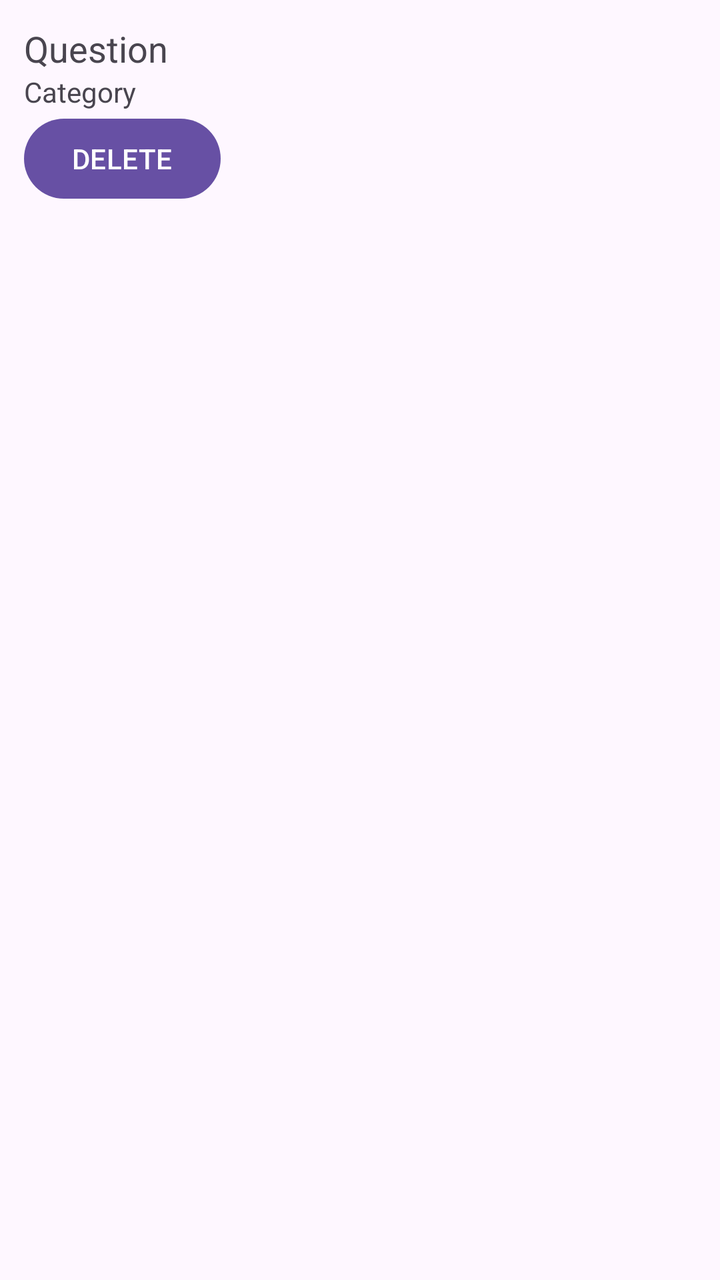
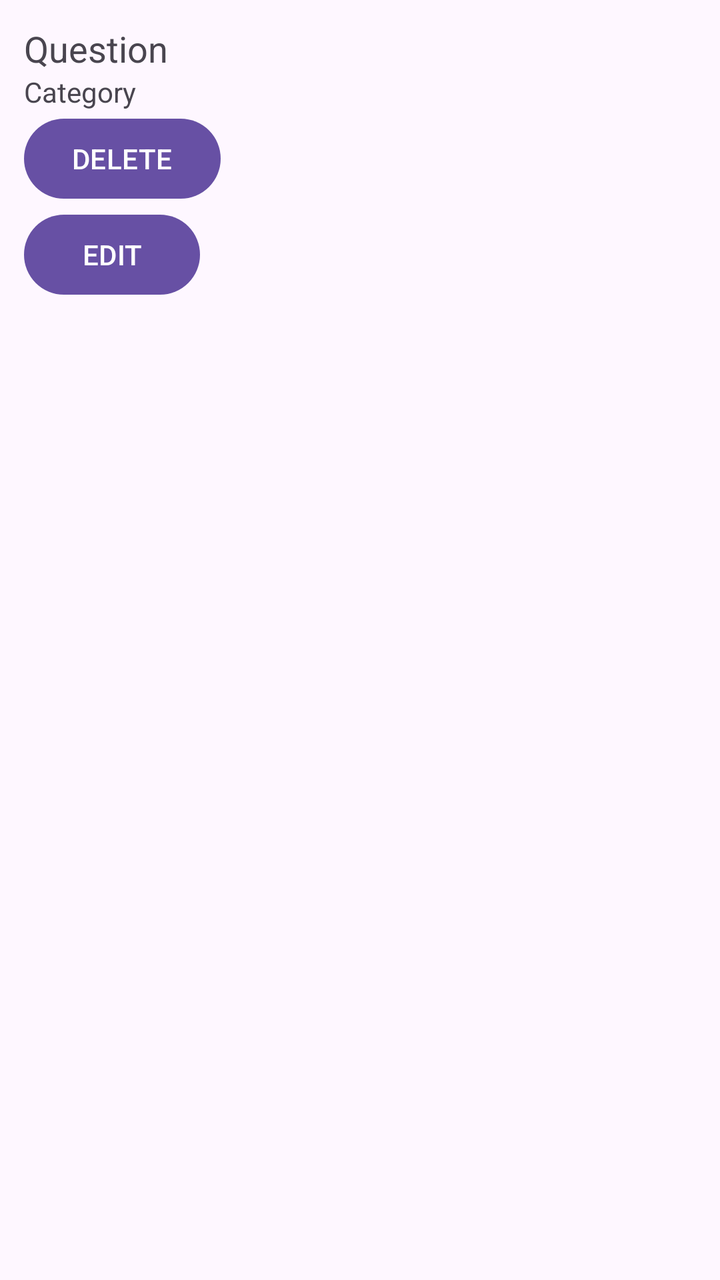

Compare the two renders of this Android layout. The source of the first and the diff that turns it into the second are given below.
<!-- AndroidManifest.xml: application theme Theme.OstaniBeden -->
<!-- res/layout/item_question.xml -->
<?xml version="1.0" encoding="utf-8"?>
<LinearLayout xmlns:android="http://schemas.android.com/apk/res/android"
    android:layout_width="match_parent"
    android:layout_height="wrap_content"
    android:orientation="vertical"
    android:padding="12dp">

    <TextView
        android:id="@+id/tvQuestion"
        android:layout_width="match_parent"
        android:layout_height="wrap_content"
        android:text="Question"
        android:textSize="18sp" />

    <TextView
        android:id="@+id/tvCategory"
        android:layout_width="match_parent"
        android:layout_height="wrap_content"
        android:text="Category" />

    <Button
        android:id="@+id/btnDelete"
        android:layout_width="wrap_content"
        android:layout_height="wrap_content"
        android:text="DELETE" />

</LinearLayout>
<!-- resources referenced by this layout -->
<resources>
  <style name="Theme.OstaniBeden" parent="Base.Theme.OstaniBeden" />
  <style name="Base.Theme.OstaniBeden" parent="Theme.Material3.DayNight.NoActionBar">
          
          
      </style>
</resources>

<!-- the commit's change to res/layout/item_question.xml (unified diff, before → after) -->
@@ -24,4 +24,9 @@
         android:layout_height="wrap_content"
         android:text="DELETE" />
 
+    <Button
+        android:id="@+id/btnEdit"
+        android:layout_width="wrap_content"
+        android:layout_height="wrap_content"
+        android:text="EDIT" />
 </LinearLayout>
